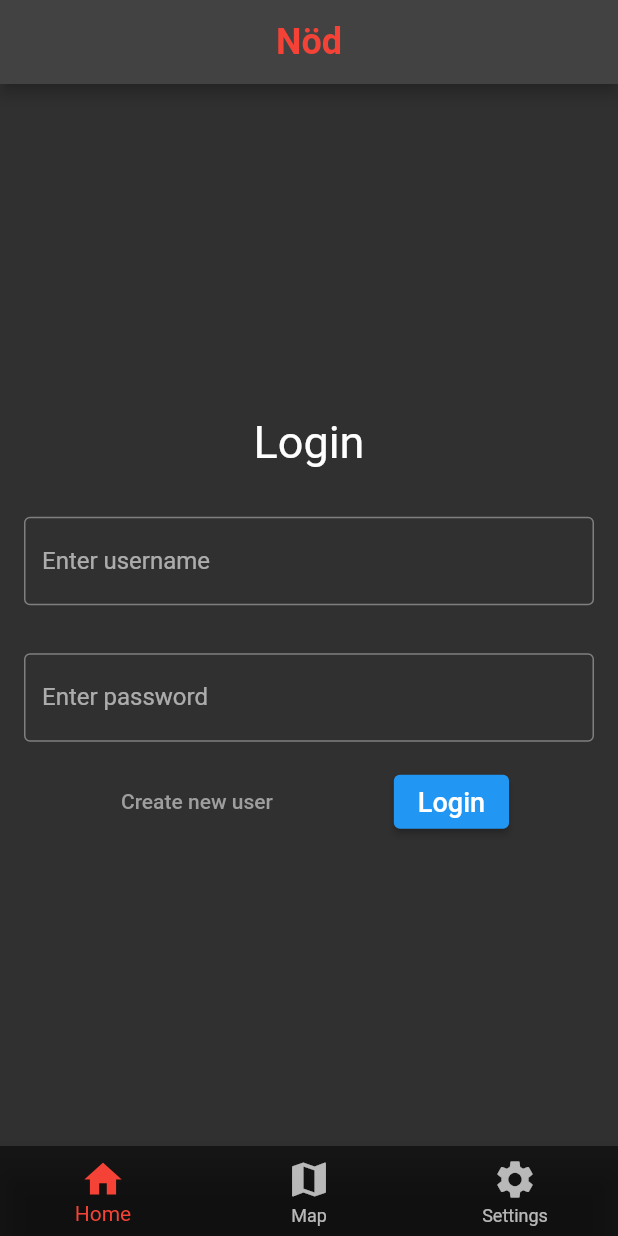
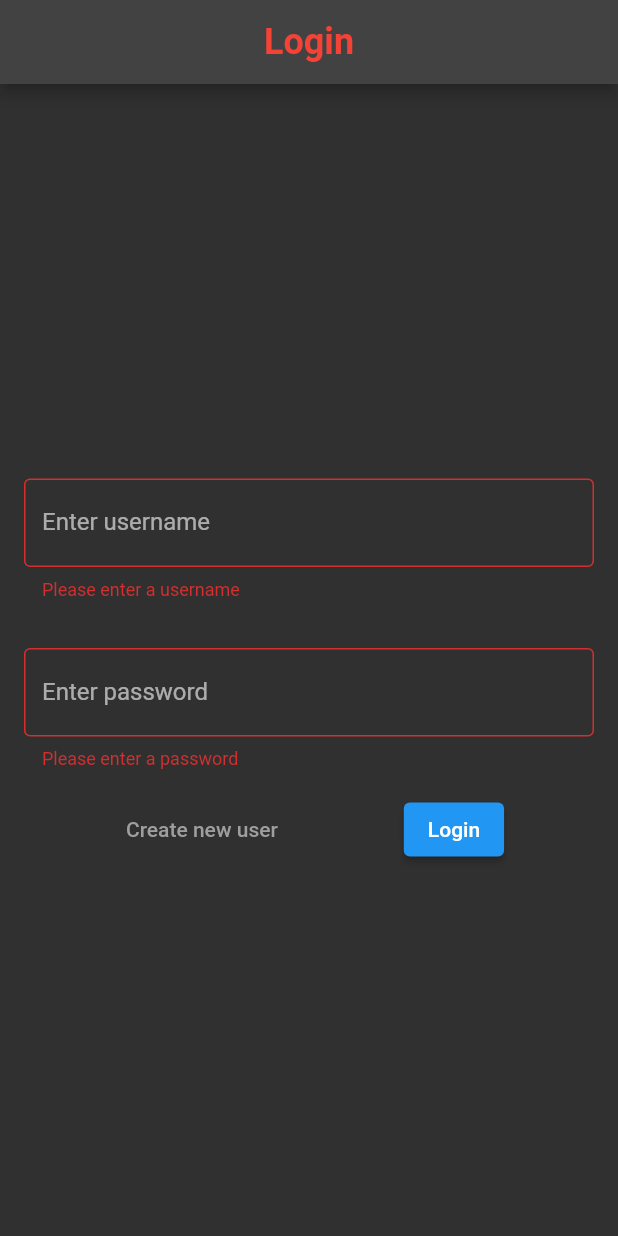
Before and after one commit to Stektsnus/OOP2proj_app, a Flutter app: the screen it shows after launch, after a tap on "Login", on a phone screen of 412 x 824 dp. Run offline on Flutter 3.47's test engine with Material 2 defaults, Android fonts, the phone set to English and light mode, and no system bars.

Commit message:
User can now successfully log in and be sent to core contents of app

```diff
--- a/app/lib/main.dart
+++ b/app/lib/main.dart
@@ -1,10 +1,22 @@
+import 'package:app/models/user_model.dart';
 import "package:flutter/material.dart";
 import 'package:flutter/rendering.dart';
 import 'package:flutter/services.dart';
 import "package:http/http.dart" as http;
 import "dart:convert";
+import "package:provider/provider.dart";
+
+// Local files
 import "views/create_user_view.dart" as create_user_view;
 import "views/login_view.dart" as login_view;
+import "views/home_view.dart" as home_view;
+import "views/map_view.dart" as map_view;
+import "views/settings_view.dart" as settings_view;
+import "helpers/globals.dart" as globals;
+import "widgets/main_widgets.dart" as main_widgets;
+import "helpers/notifiers.dart" as notifiers;
+import "models/user_model.dart" as user_model;
+
 String dataBaseUrl = "http://10.0.2.2:3000/";
 
 void main() {
@@ -12,63 +24,65 @@ void main() {
 }
 
 class MyApp extends StatelessWidget {
-  const MyApp({Key? key}) : super(key: key);
+  const MyApp({ Key? key}) : super(key: key);
 
   @override
   Widget build(BuildContext context) {
     return MaterialApp(
-      home: const MainView(),
+      home: MainView(),
       theme: ThemeData.dark(),
     );
   }
 }
 
 class MainView extends StatefulWidget {
-  const MainView({Key? key}) : super(key: key);
+  user_model.User? user = user_model.User();
 
+  MainView({Key? key}) : super(key: key);
   @override
   _MainViewState createState() => _MainViewState();
 }
 
 class _MainViewState extends State<MainView> {
-  bool loggednIn = false;
   int _selectedIndex = 0;
-  static const TextStyle _optionStyle =
-    TextStyle(fontSize: 30, fontWeight: FontWeight.bold);
-  static final List<Widget> _bodyOptions = <Widget>[
 
-    const Text(
-      "Index 1: xD",
-      style: _optionStyle,
-    ),
-    const Text(
-      "Index 2: Settingsview", // Lägg in nya widgets här för respektive vy ex scaffold med body
-      style: _optionStyle,
-    ),
-  ];
+  void userLoggedIn(String username){
+    print("Callback function called");
+    setState(() {
+      widget.user?.username = username;
+      widget.user?.isLoggedIn = true;
+    });
+  }
 
   void _onItemTapped(int index) {
     setState(() {
       _selectedIndex = index;
+      print("Selected index: " + _selectedIndex.toString());
     });
   }
 
+  List<Widget> appViews = [
+    const home_view.HomeView(),
+    const map_view.MapView(),
+    const settings_view.SettingsView()
+  ];
+
   @override
   Widget build(BuildContext context) {
+    if (widget.user != null && widget.user?.isLoggedIn == true) {
       return Scaffold(
         appBar: AppBar(
           title: Container(
             alignment: Alignment.center,
             child: const Text(
-            "Nöd",
-            style: TextStyle(color: Colors.red, fontSize: 24, fontWeight: FontWeight.bold),
+              "Home",
+              style: TextStyle(
+                  color: Colors.red, fontSize: 24, fontWeight: FontWeight.bold),
               textAlign: TextAlign.right,
             ),
           ),
         ),
-      body: const Center(
-        child: login_view.LoginView()                         //_bodyOptions.elementAt(_selectedIndex),
-      ),
+        body: appViews[_selectedIndex],
         bottomNavigationBar: BottomNavigationBar(
             items: const <BottomNavigationBarItem>[
               BottomNavigationBarItem(
@@ -88,8 +102,10 @@ class _MainViewState extends State<MainView> {
             selectedItemColor: Colors.red,
             iconSize: 30,
             onTap: _onItemTapped,
-        backgroundColor: Colors.black54,
-      ),
+            backgroundColor: Colors.black54),
       );
+    } else {
+      return login_view.LoginView(loginCallback: userLoggedIn);
     }
   }
+}
--- /dev/null
+++ b/app/lib/models/user_model.dart
@@ -0,0 +1,18 @@
+import 'package:flutter/material.dart';
+import "package:provider/provider.dart";
+// User
+
+class UserNotifier extends ChangeNotifier {
+  User? user;
+  set userLoggedIn(bool value) {
+    user?.isLoggedIn = value;
+  }
+  UserNotifier({this.user});
+}
+
+class User {
+  bool isLoggedIn;
+  String? username;
+
+  User({this.username, this.isLoggedIn = false});
+}
--- a/app/lib/views/login_view.dart
+++ b/app/lib/views/login_view.dart
@@ -1,38 +1,120 @@
+import 'package:app/views/home_view.dart';
 import 'package:flutter/material.dart';
 import "package:http/http.dart" as http;
+import "dart:convert";
+import "create_user_view.dart" as create_user_view;
+import "../helpers/globals.dart" as globals;
+import "../models/user_model.dart" as user_model;
+import "../main.dart" as main;
 
-class LoginView extends StatelessWidget {
-  const LoginView({ Key? key }) : super(key: key);
+String dataBaseUrl = "http://10.0.2.2:3000/";
 
+class LoginView extends StatefulWidget {
+  final globals.LoginCallback loginCallback;
+  const LoginView({required this.loginCallback, Key? key}) : super(key: key);
 
+  @override
+  State<LoginView> createState() => _LoginViewState();
+}
+
+class _LoginViewState extends State<LoginView> {
+  final _loginFormGlobalKey = GlobalKey<FormState>();
+  final _userNameController = TextEditingController();
+  final _passwordController = TextEditingController();
 
   void validateLogin() {
+    bool? validation = _loginFormGlobalKey.currentState?.validate();
+    print(validation);
+    if (_loginFormGlobalKey.currentState?.validate() == false) {
+      print("Login validation failed");
+      _loginFormGlobalKey.currentState?.save();
+    }
+    else {
+      sendLoginRequest()
+      .then((value) {
+        print(value);
+        if (value == 200) {
+          widget.loginCallback(_userNameController.text);
+        } else {
+          showLoginFailureMessage(context);
+        }
+      })
+      .catchError((error) {
+        print("error in login caught");
+        print(error);
+        throw error;
+      });
+    }
+  }
 
+  Future<int> sendLoginRequest() async {
+    var url = Uri.parse(dataBaseUrl + "api/users/login");
+
+    Map body = {
+        "username" : _userNameController.text,
+        "password" : _passwordController.text,
+    };
+    String data = json.encode(body);
+    var response = await http.post(
+      url,
+      body: data,
+      headers: {
+        "Content-Type" : "application/json"
+      },
+    );
+    return response.statusCode;
+  }
+
+  void showLoginSuccessMessage(BuildContext context) {
+    showDialog(
+      context: context,
+      builder: (context) => const AlertDialog(
+            title: Text("Success!"),
+            content: Text("Logged in."),
+      )
+    );
+  }
+
+  void showLoginFailureMessage(BuildContext context ) {
+    showDialog(
+      context: context,
+      builder: (context) => const AlertDialog(
+            title: Text("Sorry"),
+            content: Text("Username or password is wrong. Try again."),
+      )
+    );
   }
 
   @override
   Widget build(BuildContext context) {
-    return Column(
+    return Scaffold(
+      appBar: AppBar(
+        title: Container(
+          alignment: Alignment.center,
+          child: const Text(
+            "Login",
+            style: TextStyle(
+                color: Colors.red, fontSize: 24, fontWeight: FontWeight.bold),
+            textAlign: TextAlign.right,
+          ),
+        ),
+      ),
+      body: Form(
+        key: _loginFormGlobalKey,
+        child: Column(
           mainAxisAlignment: MainAxisAlignment.center,
           crossAxisAlignment: CrossAxisAlignment.center,
           children: [
-        const Padding(
-          padding: EdgeInsets.all(16.0),
-          child: Text(
-            "Login",
-            style: TextStyle(
-              fontSize: 30,
-            ),
-          ),
-        ),
             Padding(
               padding: const EdgeInsets.all(16.0),
               child: TextFormField(
+                controller: _userNameController,
                 decoration: const InputDecoration(
                   border: OutlineInputBorder(),
                   labelText: "Enter username",
                 ),
                 validator: (value) {
+                  print("username validator called");
                   if (value == null || value == "") {
                     return "Please enter a username";
                   }
@@ -46,12 +128,14 @@ class LoginView extends StatelessWidget {
             Padding(
               padding: const EdgeInsets.all(16.0),
               child: TextFormField(
+                controller: _passwordController,
                 obscureText: true,
                 decoration: const InputDecoration(
                   border: OutlineInputBorder(),
                   labelText: "Enter password",
                 ),
                 validator: (value) {
+                  print("username validator called");
                   if (value == null || value == "") {
                     return "Please enter a password";
                   }
@@ -66,16 +150,23 @@ class LoginView extends StatelessWidget {
               mainAxisAlignment: MainAxisAlignment.spaceEvenly,
               children: [
                 TextButton(
-              onPressed: validateLogin,
                   child: const Text("Create new user", style: TextStyle(fontSize: 14, color: Colors.grey)),
+                  onPressed: () {
+                    Navigator.push(
+                      context,
+                      MaterialPageRoute(builder: (context) => const create_user_view.CreateUserView())
+                    );
+                  },
                 ),
                 ElevatedButton(
                   onPressed: validateLogin,
-              child: const Text("Login", style: TextStyle(fontSize: 18)),
+                  child: const Text("Login", style: TextStyle(fontSize: 14)),
                 )
               ],
             ),
           ],
+        ),
+      ),
     );
   }
 }
--- a/app/pubspec.yaml
+++ b/app/pubspec.yaml
@@ -35,6 +35,7 @@ dependencies:
   # Use with the CupertinoIcons class for iOS style icons.
   cupertino_icons: ^1.0.2
   http: ^0.13.4
+  provider: ^6.0.2
 
 dev_dependencies:
   flutter_test:
```
Also changed, not shown: app/lib/helpers/globals.dart (added, +14 -0 lines), app/lib/helpers/notifiers.dart (added, +10 -0 lines), app/lib/views/create_user_view.dart (+15 -10 lines), app/lib/views/home_view.dart (+19 -0 lines), app/lib/views/map_view.dart (+18 -0 lines), app/lib/views/settings_view.dart (+17 -0 lines), app/lib/widgets/main_widgets.dart (added, +45 -0 lines). Lines whose indentation alone changed are shown as unchanged.
